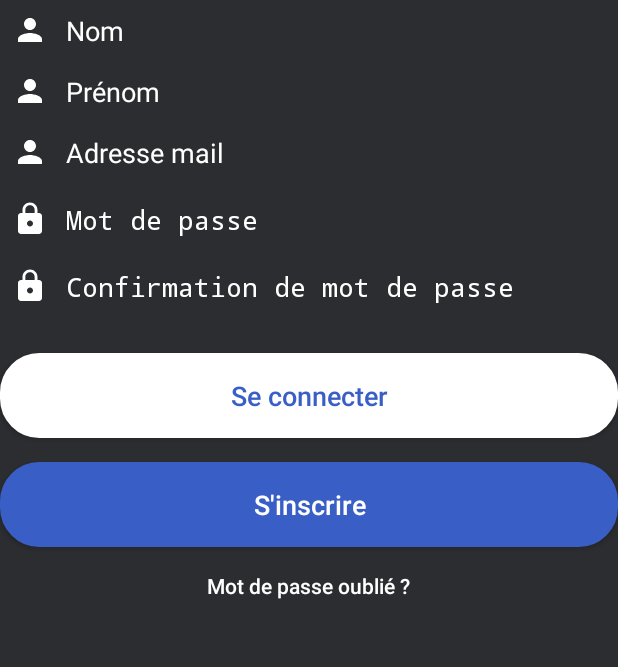
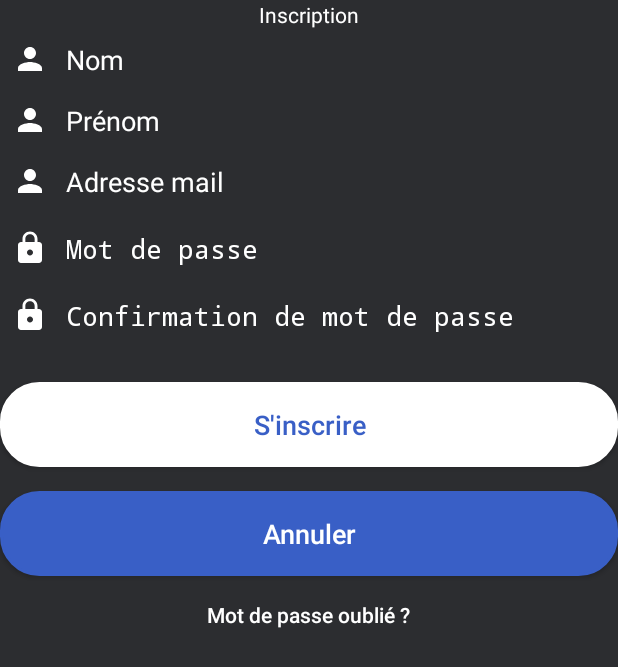
Before and after one commit to nathanpecqueux/iCookForYou, an Android app: the RegisterActivity screen opened directly, with no data from a screen before it, on a phone screen of 412 x 824 dp. Shown: the top 667 px of the screen. Run offline under Robolectric (Android 15) with nearby library versions, the phone set to English and light mode, and no system bars.

Commit message:
commit register

```diff
--- a/iCookForYou/app/src/main/res/layout/activity_register.xml
+++ b/iCookForYou/app/src/main/res/layout/activity_register.xml
@@ -15,6 +15,15 @@
             android:layout_width="match_parent"
             android:layout_height="match_parent"
             android:orientation="vertical">
+
+            <TextView
+                android:layout_width="wrap_content"
+                android:layout_height="wrap_content"
+                android:layout_gravity="center"
+                android:gravity="center"
+                android:text="Inscription"
+                android:textColor="#fff"
+                android:ems="10"/>
 
             <EditText
                 android:id="@+id/registeredname"
@@ -95,7 +104,7 @@
                 android:layout_width="match_parent"
                 android:layout_height="wrap_content"
                 android:background="@drawable/background_login"
-                android:text="Se connecter"
+                android:text="S'inscrire"
                 android:textColor="#395fc6"
                 android:textAllCaps="false"
                 android:padding="16dp"
@@ -109,7 +118,7 @@
                 android:layout_width="match_parent"
                 android:layout_height="wrap_content"
                 android:background="@drawable/background_signup"
-                android:text="S'inscrire"
+                android:text="Annuler"
                 android:textColor="#fff"
                 android:textAllCaps="false"
                 android:padding="16dp"
```
